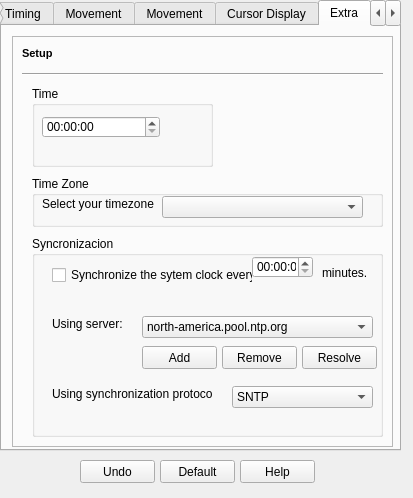
Qt form 1.- Qt GUI Examples/WPMouse-Device.ui (OS2World/DOCS-IDEAS-WARP-Martin-s-Docs) before a commit.
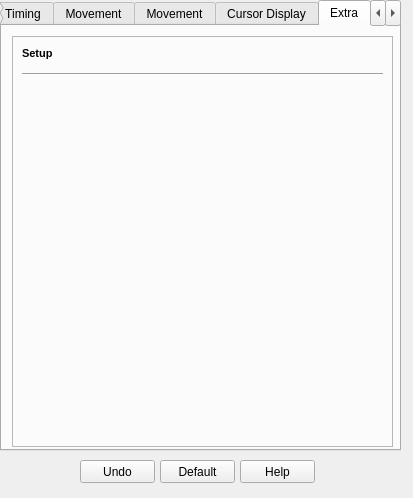
The same form after that commit. The open tabs and pages were chosen to show the change.

Diff of the .ui file:
```diff
--- a/1.- Qt GUI Examples/WPMouse-Device.ui
+++ b/1.- Qt GUI Examples/WPMouse-Device.ui
@@ -1827,209 +1827,6 @@
        <enum>Qt::Horizontal</enum>
       </property>
      </widget>
-     <widget class="QGroupBox" name="groupBox_17">
-      <property name="geometry">
-       <rect>
-        <x>20</x>
-        <y>200</y>
-        <width>351</width>
-        <height>201</height>
-       </rect>
-      </property>
-      <property name="title">
-       <string>Syncronizacion</string>
-      </property>
-      <widget class="QCheckBox" name="checkBox_6">
-       <property name="geometry">
-        <rect>
-         <x>20</x>
-         <y>30</y>
-         <width>201</width>
-         <height>18</height>
-        </rect>
-       </property>
-       <property name="text">
-        <string>Synchronize the sytem clock every:</string>
-       </property>
-      </widget>
-      <widget class="QComboBox" name="comboBox_16">
-       <property name="geometry">
-        <rect>
-         <x>110</x>
-         <y>80</y>
-         <width>231</width>
-         <height>22</height>
-        </rect>
-       </property>
-       <item>
-        <property name="text">
-         <string>north-america.pool.ntp.org</string>
-        </property>
-       </item>
-      </widget>
-      <widget class="QLabel" name="label_30">
-       <property name="geometry">
-        <rect>
-         <x>20</x>
-         <y>80</y>
-         <width>81</width>
-         <height>16</height>
-        </rect>
-       </property>
-       <property name="text">
-        <string>Using server:</string>
-       </property>
-      </widget>
-      <widget class="QPushButton" name="pushButton_22">
-       <property name="geometry">
-        <rect>
-         <x>110</x>
-         <y>110</y>
-         <width>75</width>
-         <height>23</height>
-        </rect>
-       </property>
-       <property name="text">
-        <string>Add</string>
-       </property>
-      </widget>
-      <widget class="QPushButton" name="pushButton_23">
-       <property name="geometry">
-        <rect>
-         <x>190</x>
-         <y>110</y>
-         <width>75</width>
-         <height>23</height>
-        </rect>
-       </property>
-       <property name="text">
-        <string>Remove</string>
-       </property>
-      </widget>
-      <widget class="QPushButton" name="pushButton_24">
-       <property name="geometry">
-        <rect>
-         <x>270</x>
-         <y>110</y>
-         <width>75</width>
-         <height>23</height>
-        </rect>
-       </property>
-       <property name="text">
-        <string>Resolve</string>
-       </property>
-      </widget>
-      <widget class="QLabel" name="label_31">
-       <property name="geometry">
-        <rect>
-         <x>20</x>
-         <y>150</y>
-         <width>161</width>
-         <height>16</height>
-        </rect>
-       </property>
-       <property name="text">
-        <string>Using synchronization protocol:</string>
-       </property>
-      </widget>
-      <widget class="QComboBox" name="comboBox_17">
-       <property name="geometry">
-        <rect>
-         <x>200</x>
-         <y>150</y>
-         <width>141</width>
-         <height>22</height>
-        </rect>
-       </property>
-       <item>
-        <property name="text">
-         <string>SNTP</string>
-        </property>
-       </item>
-      </widget>
-      <widget class="QLabel" name="label_32">
-       <property name="geometry">
-        <rect>
-         <x>290</x>
-         <y>30</y>
-         <width>46</width>
-         <height>13</height>
-        </rect>
-       </property>
-       <property name="text">
-        <string>minutes.</string>
-       </property>
-      </widget>
-      <widget class="QTimeEdit" name="timeEdit_11">
-       <property name="geometry">
-        <rect>
-         <x>220</x>
-         <y>20</y>
-         <width>61</width>
-         <height>22</height>
-        </rect>
-       </property>
-      </widget>
-     </widget>
-     <widget class="QGroupBox" name="groupBox_18">
-      <property name="geometry">
-       <rect>
-        <x>20</x>
-        <y>50</y>
-        <width>181</width>
-        <height>81</height>
-       </rect>
-      </property>
-      <property name="title">
-       <string>Time</string>
-      </property>
-      <widget class="QTimeEdit" name="timeEdit_12">
-       <property name="geometry">
-        <rect>
-         <x>10</x>
-         <y>30</y>
-         <width>118</width>
-         <height>22</height>
-        </rect>
-       </property>
-      </widget>
-     </widget>
-     <widget class="QGroupBox" name="groupBox_19">
-      <property name="geometry">
-       <rect>
-        <x>20</x>
-        <y>140</y>
-        <width>351</width>
-        <height>51</height>
-       </rect>
-      </property>
-      <property name="title">
-       <string>Time Zone</string>
-      </property>
-      <widget class="QLabel" name="label_33">
-       <property name="geometry">
-        <rect>
-         <x>10</x>
-         <y>20</y>
-         <width>131</width>
-         <height>16</height>
-        </rect>
-       </property>
-       <property name="text">
-        <string>Select your timezone</string>
-       </property>
-      </widget>
-      <widget class="QComboBox" name="comboBox_18">
-       <property name="geometry">
-        <rect>
-         <x>130</x>
-         <y>20</y>
-         <width>201</width>
-         <height>22</height>
-        </rect>
-       </property>
-      </widget>
-     </widget>
     </widget>
    </widget>
    <widget class="QWidget" name="tab_4">
```
